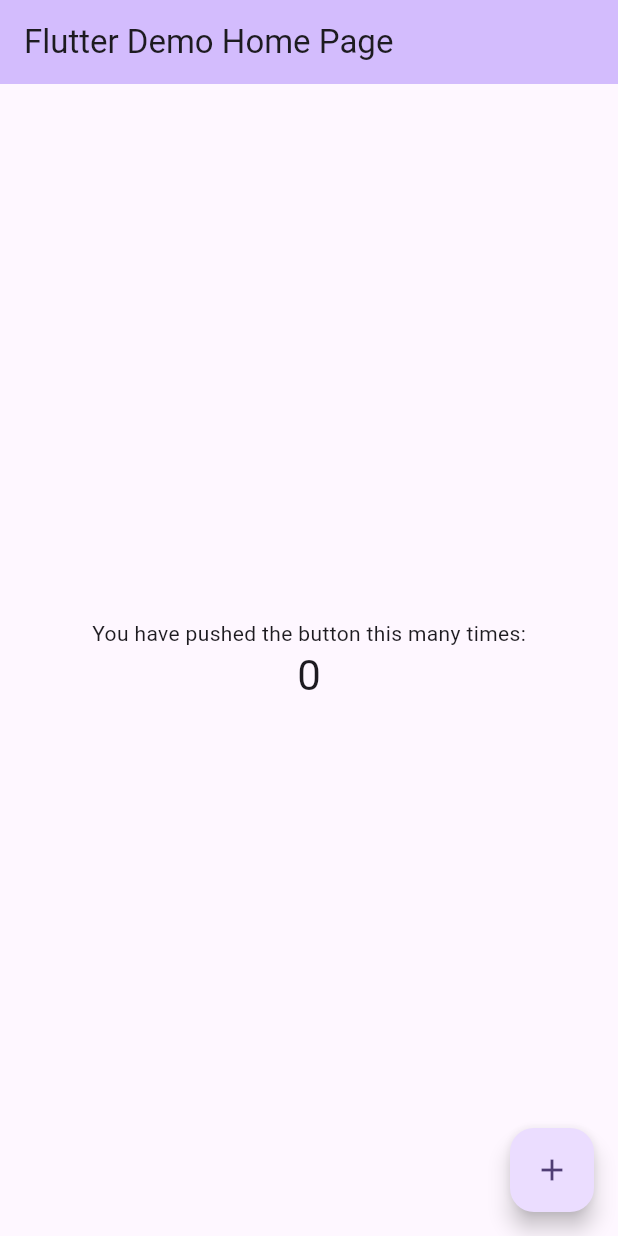
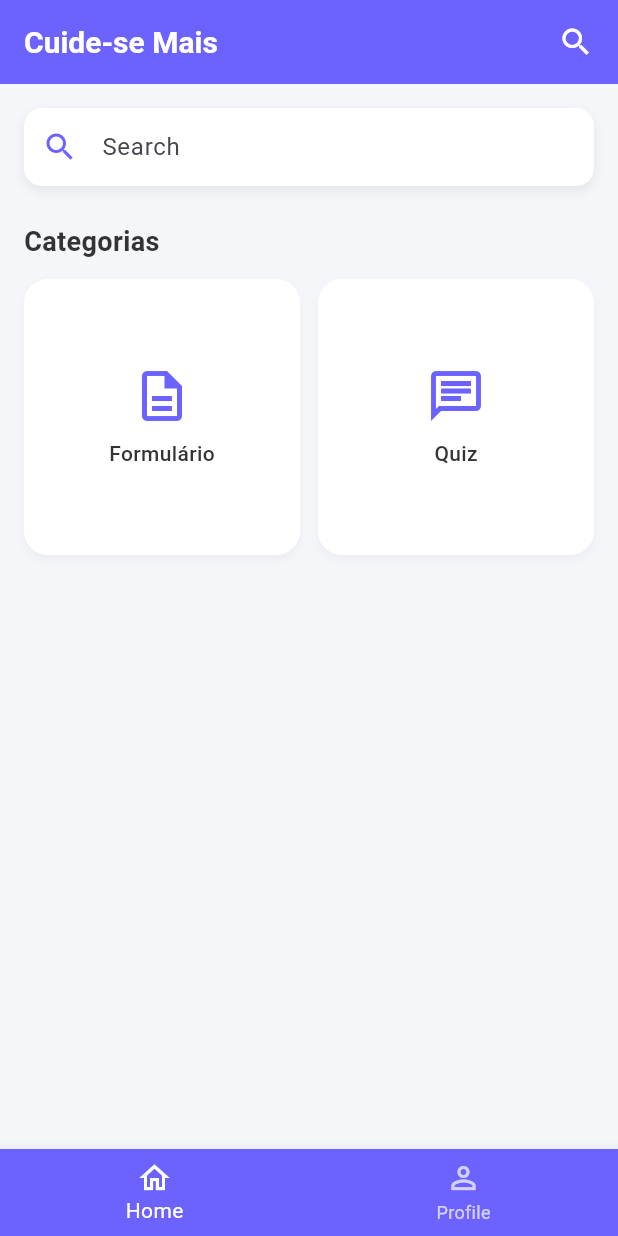
Before and after one commit to sabrina702/ProjetosWeb, a Flutter app: the screen it shows after launch, on a phone screen of 412 x 824 dp. Run offline on Flutter 3.47's test engine with Material 3 defaults, Android fonts, the phone set to English and light mode, and no system bars.

Commit message:
feat 1: Tela Inicial

```diff
--- /dev/null
+++ b/lib/app.dart
@@ -0,0 +1,26 @@
+import 'package:flutter/material.dart';
+import 'package:myapp/presentation/pages/homePage.dart';
+import 'package:myapp/theme/colors.dart';
+import 'package:myapp/theme/text_styles.dart';
+
+class CuideSeMaisApp extends StatelessWidget {
+  const CuideSeMaisApp({super.key});
+
+  @override
+  Widget build(BuildContext context) {
+    return MaterialApp(
+      title: 'Cuide-se Mais',
+      debugShowCheckedModeBanner: false,
+      theme: ThemeData(
+        primaryColor: AppColors.primary,
+        scaffoldBackgroundColor: AppColors.background,
+        appBarTheme: AppBarTheme(
+          backgroundColor: AppColors.primary,
+          titleTextStyle: AppTextStyles.appBarTitle,
+          iconTheme: const IconThemeData(color: Colors.white),
+        ),
+      ),
+      home: const HomePage(),
+    );
+  }
+}
--- a/lib/main.dart
+++ b/lib/main.dart
@@ -1,122 +1,6 @@
 import 'package:flutter/material.dart';
+import 'package:myapp/app.dart';
 
 void main() {
-  runApp(const MyApp());
+  runApp(const CuideSeMaisApp());
 }
-
-class MyApp extends StatelessWidget {
-  const MyApp({super.key});
-
-  // This widget is the root of your application.
-  @override
-  Widget build(BuildContext context) {
-    return MaterialApp(
-      title: 'Flutter Demo',
-      theme: ThemeData(
-        // This is the theme of your application.
-        //
-        // TRY THIS: Try running your application with "flutter run". You'll see
-        // the application has a purple toolbar. Then, without quitting the app,
-        // try changing the seedColor in the colorScheme below to Colors.green
-        // and then invoke "hot reload" (save your changes or press the "hot
-        // reload" button in a Flutter-supported IDE, or press "r" if you used
-        // the command line to start the app).
-        //
-        // Notice that the counter didn't reset back to zero; the application
-        // state is not lost during the reload. To reset the state, use hot
-        // restart instead.
-        //
-        // This works for code too, not just values: Most code changes can be
-        // tested with just a hot reload.
-        colorScheme: ColorScheme.fromSeed(seedColor: Colors.deepPurple),
-      ),
-      home: const MyHomePage(title: 'Flutter Demo Home Page'),
-    );
-  }
-}
-
-class MyHomePage extends StatefulWidget {
-  const MyHomePage({super.key, required this.title});
-
-  // This widget is the home page of your application. It is stateful, meaning
-  // that it has a State object (defined below) that contains fields that affect
-  // how it looks.
-
-  // This class is the configuration for the state. It holds the values (in this
-  // case the title) provided by the parent (in this case the App widget) and
-  // used by the build method of the State. Fields in a Widget subclass are
-  // always marked "final".
-
-  final String title;
-
-  @override
-  State<MyHomePage> createState() => _MyHomePageState();
-}
-
-class _MyHomePageState extends State<MyHomePage> {
-  int _counter = 0;
-
-  void _incrementCounter() {
-    setState(() {
-      // This call to setState tells the Flutter framework that something has
-      // changed in this State, which causes it to rerun the build method below
-      // so that the display can reflect the updated values. If we changed
-      // _counter without calling setState(), then the build method would not be
-      // called again, and so nothing would appear to happen.
-      _counter++;
-    });
-  }
-
-  @override
-  Widget build(BuildContext context) {
-    // This method is rerun every time setState is called, for instance as done
-    // by the _incrementCounter method above.
-    //
-    // The Flutter framework has been optimized to make rerunning build methods
-    // fast, so that you can just rebuild anything that needs updating rather
-    // than having to individually change instances of widgets.
-    return Scaffold(
-      appBar: AppBar(
-        // TRY THIS: Try changing the color here to a specific color (to
-        // Colors.amber, perhaps?) and trigger a hot reload to see the AppBar
-        // change color while the other colors stay the same.
-        backgroundColor: Theme.of(context).colorScheme.inversePrimary,
-        // Here we take the value from the MyHomePage object that was created by
-        // the App.build method, and use it to set our appbar title.
-        title: Text(widget.title),
-      ),
-      body: Center(
-        // Center is a layout widget. It takes a single child and positions it
-        // in the middle of the parent.
-        child: Column(
-          // Column is also a layout widget. It takes a list of children and
-          // arranges them vertically. By default, it sizes itself to fit its
-          // children horizontally, and tries to be as tall as its parent.
-          //
-          // Column has various properties to control how it sizes itself and
-          // how it positions its children. Here we use mainAxisAlignment to
-          // center the children vertically; the main axis here is the vertical
-          // axis because Columns are vertical (the cross axis would be
-          // horizontal).
-          //
-          // TRY THIS: Invoke "debug painting" (choose the "Toggle Debug Paint"
-          // action in the IDE, or press "p" in the console), to see the
-          // wireframe for each widget.
-          mainAxisAlignment: MainAxisAlignment.center,
-          children: <Widget>[
-            const Text('You have pushed the button this many times:'),
-            Text(
-              '$_counter',
-              style: Theme.of(context).textTheme.headlineMedium,
-            ),
-          ],
-        ),
-      ),
-      floatingActionButton: FloatingActionButton(
-        onPressed: _incrementCounter,
-        tooltip: 'Increment',
-        child: const Icon(Icons.add),
-      ), // This trailing comma makes auto-formatting nicer for build methods.
-    );
-  }
-}
--- /dev/null
+++ b/lib/presentation/pages/homePage.dart
@@ -0,0 +1,122 @@
+import 'package:flutter/material.dart';
+import 'package:myapp/theme/colors.dart';
+import 'package:myapp/theme/text_styles.dart';
+
+class HomePage extends StatelessWidget {
+  const HomePage({super.key});
+
+  @override
+  Widget build(BuildContext context) {
+    return Scaffold(
+      appBar: AppBar(
+        title: const Text('Cuide-se Mais'),
+        actions: const [
+          Padding(
+            padding: EdgeInsets.only(right: 16.0),
+            child: Icon(Icons.search, color: Colors.white),
+          ),
+        ],
+      ),
+      body: Padding(
+        padding: const EdgeInsets.all(16.0),
+        child: Column(
+          crossAxisAlignment: CrossAxisAlignment.start,
+          children: [
+            Container(
+              decoration: BoxDecoration(
+                color: AppColors.card,
+                borderRadius: BorderRadius.circular(12),
+                boxShadow: [
+                  BoxShadow(
+                    color: Colors.grey.withOpacity(0.2),
+                    blurRadius: 5,
+                    offset: const Offset(0, 3),
+                  ),
+                ],
+              ),
+              child: const TextField(
+                decoration: InputDecoration(
+                  prefixIcon: Icon(Icons.search, color: AppColors.icon),
+                  hintText: 'Search',
+                  border: InputBorder.none,
+                  contentPadding: EdgeInsets.symmetric(vertical: 14),
+                ),
+              ),
+            ),
+            const SizedBox(height: 24),
+
+            Text('Categorias', style: AppTextStyles.sectionTitle),
+            const SizedBox(height: 12),
+
+            Expanded(
+              child: GridView.count(
+                crossAxisCount: 2,
+                mainAxisSpacing: 12,
+                crossAxisSpacing: 12,
+                children: [
+                  _buildCategoryCard(
+                    icon: Icons.description_outlined,
+                    title: 'Formulário',
+                    onTap: () {},
+                  ),
+                  _buildCategoryCard(
+                    icon: Icons.chat_outlined,
+                    title: 'Quiz',
+                    onTap: () {},
+                  ),
+                ],
+              ),
+            ),
+          ],
+        ),
+      ),
+
+      bottomNavigationBar: BottomNavigationBar(
+        backgroundColor: AppColors.primary,
+        selectedItemColor: Colors.white,
+        unselectedItemColor: Colors.white70,
+        items: const [
+          BottomNavigationBarItem(
+            icon: Icon(Icons.home_outlined),
+            label: 'Home',
+          ),
+          BottomNavigationBarItem(
+            icon: Icon(Icons.person_outline),
+            label: 'Profile',
+          ),
+        ],
+      ),
+    );
+  }
+
+  Widget _buildCategoryCard({
+    required IconData icon,
+    required String title,
+    required VoidCallback onTap,
+  }) {
+    return GestureDetector(
+      onTap: onTap,
+      child: Container(
+        decoration: BoxDecoration(
+          color: AppColors.card,
+          borderRadius: BorderRadius.circular(16),
+          boxShadow: [
+            BoxShadow(
+              color: Colors.grey.withOpacity(0.1),
+              blurRadius: 4,
+              offset: const Offset(0, 3),
+            ),
+          ],
+        ),
+        child: Column(
+          mainAxisAlignment: MainAxisAlignment.center,
+          children: [
+            Icon(icon, color: AppColors.icon, size: 40),
+            const SizedBox(height: 8),
+            Text(title, style: AppTextStyles.cardTitle),
+          ],
+        ),
+      ),
+    );
+  }
+}
--- /dev/null
+++ b/lib/theme/colors.dart
@@ -0,0 +1,9 @@
+import 'package:flutter/material.dart';
+
+class AppColors {
+  static const Color primary = Color(0xFF6C63FF); // Roxinho do topo e bottom bar
+  static const Color background = Color(0xFFF5F6FA); // Fundo suave
+  static const Color textPrimary = Color(0xFF333333);
+  static const Color card = Colors.white;
+  static const Color icon = Color(0xFF6C63FF);
+}
--- /dev/null
+++ b/lib/theme/text_styles.dart
@@ -0,0 +1,22 @@
+import 'package:flutter/material.dart';
+import 'package:myapp/theme/colors.dart';
+
+class AppTextStyles {
+  static const TextStyle appBarTitle = TextStyle(
+    color: Colors.white,
+    fontSize: 20,
+    fontWeight: FontWeight.bold,
+  );
+
+  static const TextStyle sectionTitle = TextStyle(
+    color: AppColors.textPrimary,
+    fontSize: 18,
+    fontWeight: FontWeight.w600,
+  );
+
+  static const TextStyle cardTitle = TextStyle(
+    color: AppColors.textPrimary,
+    fontSize: 14,
+    fontWeight: FontWeight.w500,
+  );
+}
```
Also changed, not shown: 1 other file.
